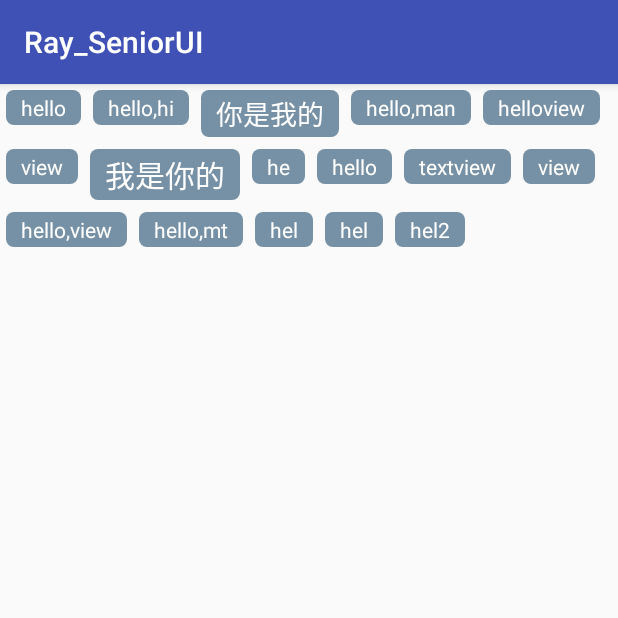
After one commit to baopengjian/Ray_SeniorUI, an Android app: the FlowLayoutActivity screen opened directly, with no data from a screen before it, on a phone screen of 412 x 824 dp, the top half of it. The commit adds this screen. Run offline under Robolectric (Android 15) with nearby library versions, the phone set to English and light mode, and no system bars.

Commit message:
UI绘制流程实践：FlowLayout

```diff
--- a/app/src/main/AndroidManifest.xml
+++ b/app/src/main/AndroidManifest.xml
@@ -17,6 +17,7 @@
             </intent-filter>
         </activity>
         <activity android:name=".first.SeniorUI01_DrawingProcessActivity" />
+        <activity android:name=".second.FlowLayoutActivity"/>
     </application>
 
 </manifest>
--- a/app/src/main/java/com/example/baopengjian/ray_seniorui/MainActivity.java
+++ b/app/src/main/java/com/example/baopengjian/ray_seniorui/MainActivity.java
@@ -10,12 +10,13 @@ import android.widget.ArrayAdapter;
 import android.widget.ListView;
 
 import com.example.baopengjian.ray_seniorui.first.SeniorUI01_DrawingProcessActivity;
+import com.example.baopengjian.ray_seniorui.second.FlowLayoutActivity;
 
 
 public class MainActivity extends AppCompatActivity {
 
-    static Class[] TARGETS = {SeniorUI01_DrawingProcessActivity.class};
-    static String[] TARGETS_DESC = {"UI绘制流程应用"};
+    static Class[] TARGETS = {SeniorUI01_DrawingProcessActivity.class, FlowLayoutActivity.class};
+    static String[] TARGETS_DESC = {"01_UI绘制流程应用_底部弹出","02_UI绘制流程应用_flowLayout"};
 
     private Context context;
 
--- /dev/null
+++ b/app/src/main/java/com/example/baopengjian/ray_seniorui/second/FlowLayout.java
@@ -0,0 +1,159 @@
+package com.example.baopengjian.ray_seniorui.second;
+
+import android.content.Context;
+import android.util.AttributeSet;
+import android.view.View;
+import android.view.ViewGroup;
+
+import java.util.ArrayList;
+import java.util.List;
+
+/**
+ * Created by John on 2017/5/5.
+ */
+
+public class FlowLayout extends ViewGroup {
+    /**
+     * 用来保存每行views的列表
+     */
+    private List<List<View>> mViewLinesList = new ArrayList<>();
+    /**
+     * 用来保存行高的列表
+     */
+    private List<Integer> mLineHeights = new ArrayList<>();
+
+    public FlowLayout(Context context, AttributeSet attrs) {
+        super(context, attrs);
+    }
+
+    @Override
+    public LayoutParams generateLayoutParams(AttributeSet attrs) {
+        return new MarginLayoutParams(getContext(),attrs);
+    }
+
+    @Override
+    protected void onMeasure(int widthMeasureSpec, int heightMeasureSpec) {
+        super.onMeasure(widthMeasureSpec, heightMeasureSpec);
+        // 获取父容器为FlowLayout设置的测量模式和大小
+        int iWidthMode = MeasureSpec.getMode(widthMeasureSpec);
+        int iHeightMode = MeasureSpec.getMode(heightMeasureSpec);
+        int iWidthSpecSize = MeasureSpec.getSize(widthMeasureSpec);
+        int iHeightSpecSize = MeasureSpec.getSize(heightMeasureSpec);
+
+
+        int measuredWith = 0;
+        int measuredHeight = 0;
+        int iCurLineW = 0;
+        int iCurLineH = 0;
+        if(iWidthMode == MeasureSpec.EXACTLY && iHeightMode == MeasureSpec.EXACTLY){
+            measuredWith = iWidthSpecSize;
+            measuredHeight = iHeightSpecSize;
+        }else{
+            int iChildWidth;
+            int iChildHeight;
+            int childCount = getChildCount();
+            List<View> viewList = new ArrayList<>();
+            for(int i = 0 ; i < childCount ; i++){
+                View childView = getChildAt(i);
+                measureChild(childView, widthMeasureSpec,heightMeasureSpec);
+                MarginLayoutParams layoutParams = (MarginLayoutParams) childView.getLayoutParams();
+                iChildWidth = childView.getMeasuredWidth() + layoutParams.leftMargin +
+                        layoutParams.rightMargin;
+                iChildHeight = childView.getMeasuredHeight() + layoutParams.topMargin +
+                        layoutParams.bottomMargin;
+
+                if(iCurLineW + iChildWidth > iWidthSpecSize){
+                    /**1、记录当前行的信息***/
+
+                    //1、记录当前行的最大宽度，高度累加
+                    measuredWith = Math.max(measuredWith,iCurLineW);
+                    measuredHeight += iCurLineH;
+                    //2、将当前行的viewList添加至总的mViewsList，将行高添加至总的行高List
+                    mViewLinesList.add(viewList);
+                    mLineHeights.add(iCurLineH);
+
+
+
+                    /**2、记录新一行的信息***/
+
+                    //1、重新赋值新一行的宽、高
+                    iCurLineW = iChildWidth;
+                    iCurLineH = iChildHeight;
+
+                    // 2、新建一行的viewlist，添加新一行的view
+                    viewList = new ArrayList<View>();
+                    viewList.add(childView);
+                }else{
+                    // 记录某行内的消息
+                    //1、行内宽度的叠加、高度比较
+                    iCurLineW += iChildWidth;
+                    iCurLineH = Math.max(iCurLineH, iChildHeight);
+                    // 2、添加至当前行的viewList中
+                    viewList.add(childView);
+                }
+                /*****3、如果正好是最后一行需要换行**********/
+                if(i == childCount - 1){
+                    //1、记录当前行的最大宽度，高度累加
+                    measuredWith = Math.max(measuredWith,iCurLineW);
+                    measuredHeight += iCurLineH;
+
+                    //2、将当前行的viewList添加至总的mViewsList，将行高添加至总的行高List
+                    mViewLinesList.add(viewList);
+                    mLineHeights.add(iCurLineH);
+
+                }
+            }
+        }
+        // 最终目的
+        setMeasuredDimension(measuredWith,measuredHeight);
+    }
+
+    @Override
+    protected void onLayout(boolean changed, int l, int t, int r, int b) {
+        int left,top,right,bottom;
+        int curTop = 0;
+        int curLeft = 0;
+        int lineCount = mViewLinesList.size();
+        for(int i = 0 ; i < lineCount ; i++) {
+            List<View> viewList = mViewLinesList.get(i);
+            int lineViewSize = viewList.size();
+            for(int j = 0; j < lineViewSize; j++){
+                View childView = viewList.get(j);
+                MarginLayoutParams layoutParams = (MarginLayoutParams) childView.getLayoutParams();
+
+                left = curLeft + layoutParams.leftMargin;
+                top = curTop + layoutParams.topMargin;
+                right = left + childView.getMeasuredWidth();
+                bottom = top + childView.getMeasuredHeight();
+                childView.layout(left,top,right,bottom);
+                curLeft += childView.getMeasuredWidth() + layoutParams.leftMargin
+                        + layoutParams.rightMargin;
+            }
+            curLeft = 0;
+            curTop += mLineHeights.get(i);
+        }
+        mViewLinesList.clear();
+        mLineHeights.clear();
+    }
+
+    public interface OnItemClickListener{
+        void onItemClick (View v, int index);
+    }
+
+    public void setOnItemClickListener(final OnItemClickListener listener){
+
+        int childCount = getChildCount();
+        for(int i = 0 ; i < childCount ; i++){
+            View childView = getChildAt(i);
+            final int finalI = i;
+            childView.setOnClickListener(new OnClickListener() {
+
+                @Override
+                public void onClick(View v) {
+                    listener.onItemClick(v, finalI);
+                }
+            });
+        }
+
+    }
+}
--- /dev/null
+++ b/app/src/main/java/com/example/baopengjian/ray_seniorui/second/FlowLayoutActivity.java
@@ -0,0 +1,23 @@
+package com.example.baopengjian.ray_seniorui.second;
+
+import android.os.Bundle;
+import android.support.annotation.Nullable;
+import android.support.v7.app.AppCompatActivity;
+
+import com.example.baopengjian.ray_seniorui.R;
+
+/**
+ * Created by Ray on 2018/4/25 .
+ * * RequireMent
+    （1）创建一个标签容器（高度wrapcontent，宽度matchParent）
+    （2）标签：能够显示标签文本，宽度大小不定，高度大小不定，每行顶部对齐，每列左对齐，可点击
+ */
+
+public class FlowLayoutActivity extends AppCompatActivity {
+
+    @Override
+    protected void onCreate(@Nullable Bundle savedInstanceState) {
+        super.onCreate(savedInstanceState);
+        setContentView(R.layout.second_flowlayout_acitivity);
+    }
+}
--- /dev/null
+++ b/app/src/main/res/drawable/flag_01.xml
@@ -0,0 +1,14 @@
+<?xml version="1.0" encoding="utf-8"?>
+<shape xmlns:android="http://schemas.android.com/apk/res/android" >
+
+    <solid android:color="#7690A5" >
+    </solid>
+
+    <corners android:radius="5dp"/>
+    <padding
+        android:bottom="2dp"
+        android:left="10dp"
+        android:right="10dp"
+        android:top="2dp" />
+
+</shape>
--- /dev/null
+++ b/app/src/main/res/layout/second_flowlayout_acitivity.xml
@@ -0,0 +1,82 @@
+<?xml version="1.0" encoding="utf-8"?>
+<LinearLayout
+    xmlns:android="http://schemas.android.com/apk/res/android"
+    android:layout_width="match_parent"
+    android:layout_height="match_parent"
+    android:orientation="vertical">
+
+    <com.example.baopengjian.ray_seniorui.second.FlowLayout
+        android:layout_width="fill_parent"
+        android:layout_height="wrap_content">
+
+        <TextView
+            style="@style/text_flag_01"
+            android:text="hello" />
+
+        <TextView
+            style="@style/text_flag_01"
+            android:text="hello,hi" />
+
+        <TextView
+            style="@style/text_flag_01"
+            android:text="你是我的"
+            android:textSize="18sp"
+            />
+        <TextView
+            style="@style/text_flag_01"
+            android:text="hello,man" />
+
+        <TextView
+            style="@style/text_flag_01"
+            android:text="helloview" />
+
+        <TextView
+            style="@style/text_flag_01"
+            android:text="view" />
+
+        <TextView
+            style="@style/text_flag_01"
+            android:text="我是你的"
+            android:textSize="20sp"
+            />
+
+        <TextView
+            style="@style/text_flag_01"
+            android:text="he" />
+
+        <TextView
+            style="@style/text_flag_01"
+            android:text="hello" />
+
+        <TextView
+            style="@style/text_flag_01"
+            android:text="textview" />
+
+        <TextView
+            style="@style/text_flag_01"
+            android:text="view" />
+
+        <TextView
+            style="@style/text_flag_01"
+            android:text="hello,view" />
+
+        <TextView
+            style="@style/text_flag_01"
+            android:text="hello,mt" />
+
+        <TextView
+            style="@style/text_flag_01"
+            android:text="hel" />
+        <TextView
+            style="@style/text_flag_01"
+            android:text="hel" />
+
+        <TextView
+            style="@style/text_flag_01"
+            android:text="hel2" />
+
+    </com.example.baopengjian.ray_seniorui.second.FlowLayout>
+
+
+
+</LinearLayout>
--- a/app/src/main/res/values/styles.xml
+++ b/app/src/main/res/values/styles.xml
@@ -7,5 +7,11 @@
         <item name="colorPrimaryDark">@color/colorPrimaryDark</item>
         <item name="colorAccent">@color/colorAccent</item>
     </style>
-
+    <style name="text_flag_01">
+        <item name="android:layout_width">wrap_content</item>
+        <item name="android:layout_height">wrap_content</item>
+        <item name="android:layout_margin">4dp</item>
+        <item name="android:background">@drawable/flag_01</item>
+        <item name="android:textColor">#ffffff</item>
+    </style>
 </resources>
```
